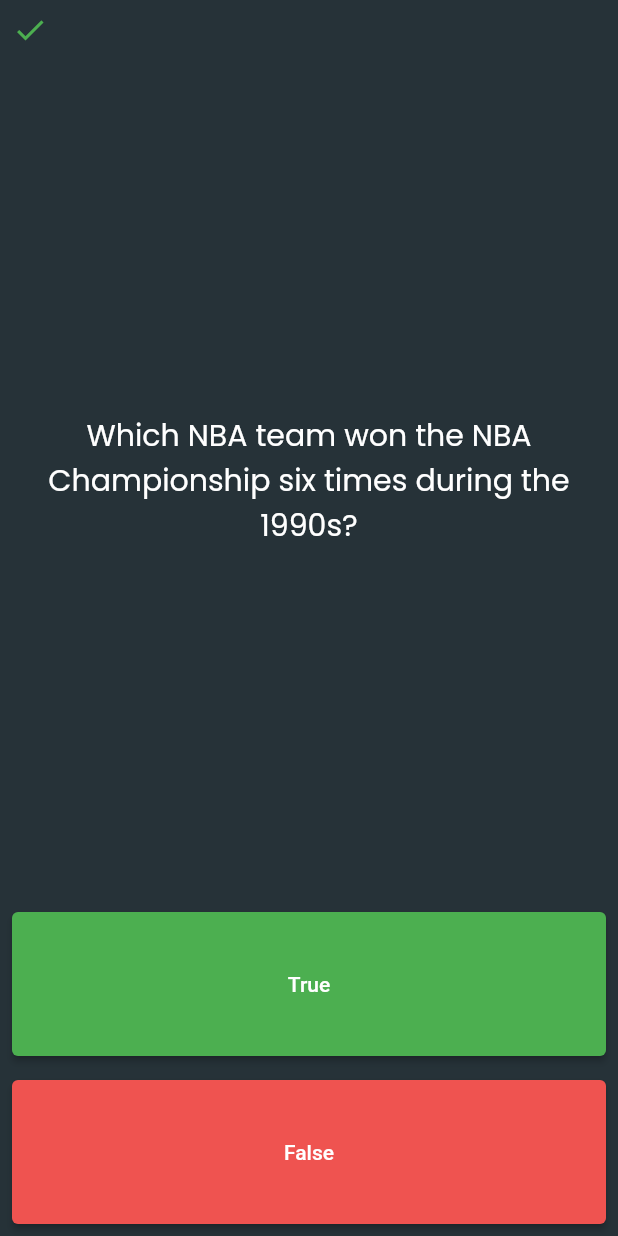
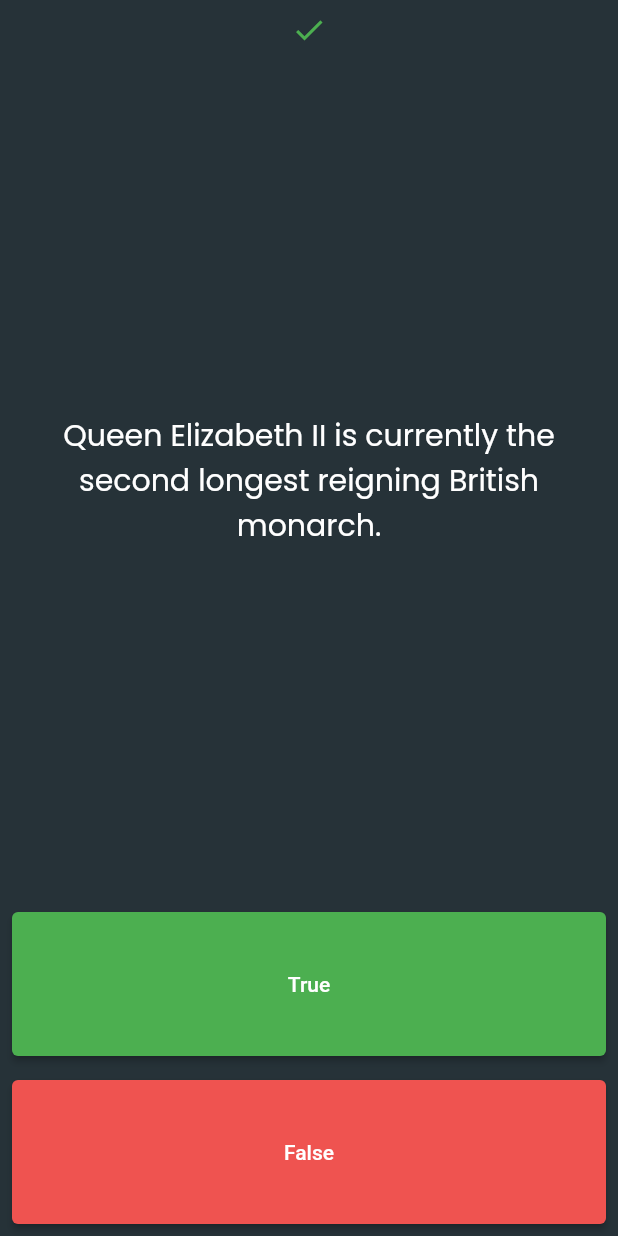
Before and after one commit to christiandarvs/quizzler_flutter_udemy, a Flutter app: the screen it shows after launch, after a tap on "True", on a phone screen of 412 x 824 dp. Run offline on Flutter 3.47's test engine with Material 2 defaults, Android fonts, the phone set to English and light mode, and no system bars; our stand-ins replace google_fonts.

Commit message:
add services package

```diff
--- a/lib/main.dart
+++ b/lib/main.dart
@@ -1,4 +1,5 @@
 import 'package:flutter/material.dart';
+import 'package:flutter/services.dart';
 import 'package:google_fonts/google_fonts.dart';
 
 void main() => runApp(const MyApp());
@@ -15,26 +16,43 @@
   }
 }
 
-class QuizPage extends StatelessWidget {
+class QuizPage extends StatefulWidget {
   const QuizPage({super.key});
 
+  @override
+  State<QuizPage> createState() => _QuizPageState();
+}
+
+class _QuizPageState extends State<QuizPage> {
+  int answeredQuestions = 0;
+  List<Icon> scoreKeeper = [];
+  int totalQuestions = 9;
+  List<String> questions = [
+    'Is Cordyceps Fungus From the Last of Us Real?',
+    'Queen Elizabeth II is currently the second longest reigning British monarch.',
+    'Alexander Fleming discovered penicillin.',
+    'Alaska is the biggest American state in square miles.',
+    'Cinderella was the first Disney princess.',
+    'There are five different blood groups.',
+    'A is the most common letter used in the English language.',
+    'There are two parts of the body that can\'t heal themselves.',
+    'The Great Wall of China is longer than the distance between London and Beijing.',
+    ' M&M stands for Mars and Moordale.'
+  ];
   @override
   Widget build(BuildContext context) {
     return Scaffold(
       backgroundColor: Colors.blueGrey.shade900,
       body: SafeArea(
-        child: Column(
+        child: answeredQuestions <= totalQuestions
+            ? Column(
                 crossAxisAlignment: CrossAxisAlignment.stretch,
                 children: [
                   Padding(
                     padding: const EdgeInsets.all(8.0),
                     child: Row(
-                children: const [
-                  Icon(
-                    Icons.check,
-                    color: Colors.green,
-                  )
-                ],
+                      mainAxisAlignment: MainAxisAlignment.center,
+                      children: scoreKeeper,
                     ),
                   ),
                   Expanded(
@@ -44,8 +62,9 @@
                       // color: Colors.blue,
                       margin: const EdgeInsets.all(20),
                       child: Text(
-                  'Which NBA team won the NBA Championship six times during the 1990s?',
-                  style: GoogleFonts.poppins(color: Colors.white, fontSize: 20),
+                        questions[answeredQuestions],
+                        style: GoogleFonts.poppins(
+                            color: Colors.white, fontSize: 20),
                         textAlign: TextAlign.center,
                       ),
                     ),
@@ -54,8 +73,21 @@
                       child: Padding(
                     padding: const EdgeInsets.all(8.0),
                     child: ElevatedButton(
-                onPressed: (() {}),
-                style: ElevatedButton.styleFrom(backgroundColor: Colors.green),
+                      onPressed: (() {
+                        debugPrint('Pressed True');
+                        debugPrint('$answeredQuestions');
+                        setState(() {
+                          if (answeredQuestions <= 9) {
+                            answeredQuestions++;
+                            scoreKeeper.add(const Icon(
+                              Icons.check,
+                              color: Colors.green,
+                            ));
+                          } else {}
+                        });
+                      }),
+                      style: ElevatedButton.styleFrom(
+                          backgroundColor: Colors.green),
                       child: const Text('True'),
                     ),
                   )),
@@ -63,7 +95,19 @@
                     child: Padding(
                       padding: const EdgeInsets.all(8.0),
                       child: ElevatedButton(
-                  onPressed: (() {}),
+                        onPressed: (() {
+                          debugPrint('Pressed True');
+                          debugPrint('$answeredQuestions');
+                          setState(() {
+                            if (answeredQuestions <= 9) {
+                              answeredQuestions++;
+                              scoreKeeper.add(const Icon(
+                                Icons.close,
+                                color: Colors.red,
+                              ));
+                            } else {}
+                          });
+                        }),
                         style: ElevatedButton.styleFrom(
                             backgroundColor: Colors.red.shade400),
                         child: const Text('False'),
@@ -71,6 +115,34 @@
                     ),
                   ),
                 ],
+              )
+            : Center(
+                child: Column(
+                  mainAxisAlignment: MainAxisAlignment.center,
+                  children: [
+                    Text(
+                      'Score: 10/10',
+                      style: GoogleFonts.poppins(
+                          color: Colors.white, fontSize: 20),
+                    ),
+                    TextButton(
+                        onPressed: (() {
+                          setState(() {
+                            answeredQuestions = 0;
+                            scoreKeeper.clear();
+                          });
+
+                          debugPrint('Score Keeper: ${scoreKeeper.length}');
+                          debugPrint('Answered Questions: $answeredQuestions');
+                        }),
+                        child: const Text('Retake Quiz')),
+                    TextButton(
+                        onPressed: (() {
+                          SystemNavigator.pop();
+                        }),
+                        child: const Text('Exit Quiz'))
+                  ],
+                ),
               ),
       ),
     );
```
Also changed, not shown: pubspec.yaml (+1 -6 lines). Lines whose indentation alone changed are shown as unchanged.
